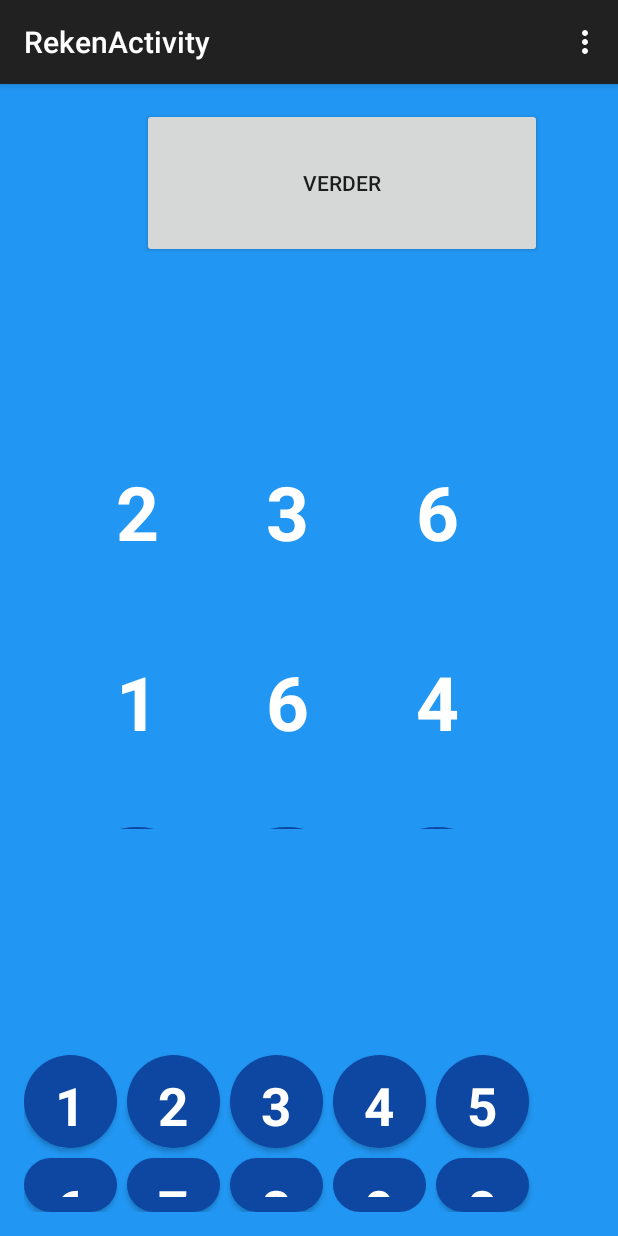
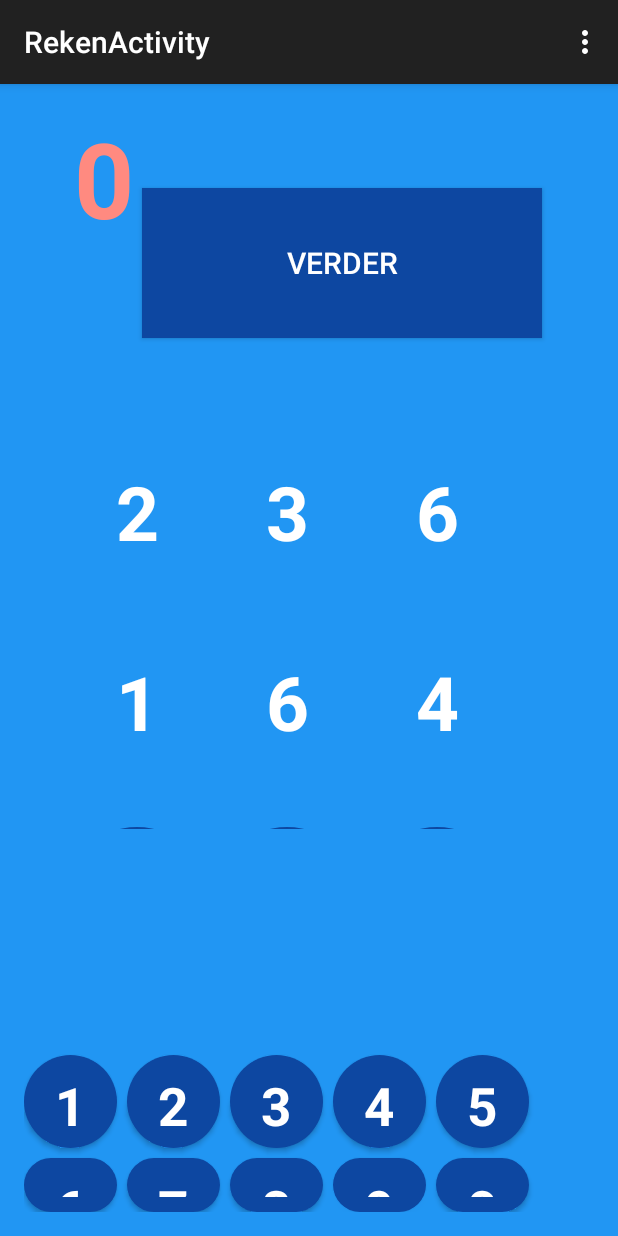
Before and after one commit to michielpauw/tutor-tool, an Android app: the screen it shows after launch (ProblemActivity), after a tap on "Optellen", on a phone screen of 412 x 824 dp. Run offline under Robolectric (Android 15) with nearby library versions, the phone set to English and light mode, and no system bars.

Commit message:
Some style improvements.

```diff
--- a/app/src/main/java/nl/mprog/rekenbijles/DrawView.java
+++ b/app/src/main/java/nl/mprog/rekenbijles/DrawView.java
@@ -2,7 +2,6 @@ package nl.mprog.rekenbijles;
 
 import android.content.Context;
 import android.graphics.Canvas;
-import android.graphics.Color;
 import android.graphics.Paint;
 import android.view.View;
 
@@ -18,6 +17,8 @@ public class DrawView extends View {
     private static int amount;
     private static int width;
     private static int xOriginal;
+    private static int xCurrentlySelected;
+    private static int yCurrentlySelected;
     private static int type;
     private static int widthView;
     private static int heightView;
@@ -48,13 +49,9 @@ public class DrawView extends View {
                 x = xOriginal + i * width;
                 canvas.drawCircle(x, y, radius, paint);
             }
-        }
-        else if (type == 1)
+        } else if (type == 1)
         {
             Paint paint = new Paint();
-
-
-
             for (int i = 0; i < amountBugs; i++)
             {
                 paint.setColor(getResources().getColor(R.color.accent));
@@ -72,7 +69,8 @@ public class DrawView extends View {
         }
     }
 
-    public void initializeRectangle(int widthView, int heightView, float[] ratio_in, int highlighted_in)
+    public void initializeRectangle(int widthView, int heightView, float[] ratio_in,
+                                    int highlighted_in)
     {
         amountBugs = ratio_in.length;
         ratio = ratio_in;
@@ -104,6 +102,16 @@ public class DrawView extends View {
         xOriginal = xIn;
     }
 
+    public void setXCurrentlySelected(int xIn)
+    {
+        xCurrentlySelected = xIn;
+    }
+
+    public void setYCurrentlySelected(int yIn)
+    {
+        yCurrentlySelected = yIn;
+    }
+
     public void setY(int yIn)
     {
         y = yIn;
--- a/app/src/main/java/nl/mprog/rekenbijles/FindBugs.java
+++ b/app/src/main/java/nl/mprog/rekenbijles/FindBugs.java
@@ -5,7 +5,6 @@ package nl.mprog.rekenbijles;
  */
 
 import java.util.ArrayList;
-import java.util.Arrays;
 
 public class FindBugs {
 
@@ -56,7 +55,6 @@ public class FindBugs {
     }
 
     /**
-     *
      * @return a boolean that tells whether the answer was correct or not. If the answer is correct
      * there will be no analysis.
      */
@@ -92,6 +90,7 @@ public class FindBugs {
 
     /**
      * Handles a buggy configuration by removing gates from stillToCheck array.
+     *
      * @param buggy if true the answer can be explained by the current bug configuration.
      * @return whether analysis should be continued.
      */
@@ -120,7 +119,6 @@ public class FindBugs {
     }
 
     /**
-     *
      * @return a boolean array which will have an entry true if a gate needs to be tested as
      * buggy.
      */
--- a/app/src/main/java/nl/mprog/rekenbijles/ProblemActivity.java
+++ b/app/src/main/java/nl/mprog/rekenbijles/ProblemActivity.java
@@ -19,9 +19,9 @@ import android.widget.Spinner;
 import android.widget.TextView;
 
 import java.util.ArrayList;
-import java.util.Arrays;
 
-public class ProblemActivity extends ActionBarActivity implements View.OnClickListener, AdapterView.OnItemClickListener, AdapterView.OnItemLongClickListener{
+public class ProblemActivity extends ActionBarActivity implements View.OnClickListener,
+        AdapterView.OnItemClickListener, AdapterView.OnItemLongClickListener {
 
     Spinner spinner;
     Button numberButton;
@@ -42,6 +42,9 @@ public class ProblemActivity extends ActionBarActivity implements View.OnClickLi
     ArrayList<Integer> occurrences;
     int highlighted;
     int moreInfo;
+    int amountOfSpecificBug;
+    int[] occurrencesSorted;
+    TextView currentlySelected;
 
     @Override
     protected void onCreate(Bundle savedInstanceState)
@@ -101,6 +104,7 @@ public class ProblemActivity extends ActionBarActivity implements View.OnClickLi
         {
             // click on a number button
             numberClicked = clicked;
+            currentlySelected.setText(Integer.toString(clicked));
         } else if (clicked < 30)
         {
             // click on an answer view
@@ -114,7 +118,7 @@ public class ProblemActivity extends ActionBarActivity implements View.OnClickLi
         {
             // click on 'verder' button (get a new problem)
             analyze.enterAnswer(currentAnswer, currentProblem);
-            currentProblem ++;
+            currentProblem++;
             RelativeLayout currentLayout = (RelativeLayout) this.findViewById(R.id.root_layout);
             currentLayout.removeAllViews();
             createInterface();
@@ -127,6 +131,7 @@ public class ProblemActivity extends ActionBarActivity implements View.OnClickLi
             bugs = analyze.getSortedBugs();
             bugsString = analyze.getBugsString(bugs);
             occurrences = analyze.getOccurrences();
+            occurrencesSorted = analyze.getOccurrencesSorted();
             createHypothesisInterface();
             int i = 0;
         }
@@ -138,6 +143,7 @@ public class ProblemActivity extends ActionBarActivity implements View.OnClickLi
 //        blockAmount = Tools.blockAmount(problems[currentProblem][0],
 //                problems[currentProblem][1], manipulation);
         interfaceCreator.createProblemLayout();
+
         for (int i = 0; i < 10; i++)
         {
             numberButton = interfaceCreator.addNumberButton(i);
@@ -145,7 +151,7 @@ public class ProblemActivity extends ActionBarActivity implements View.OnClickLi
             numberButton.setOnClickListener(this);
         }
         int widthScr = interfaceCreator.getDisplayWidth();
-        continueButton = interfaceCreator.createButton("Verder", widthScr - 500, 0, 400, 150);
+        continueButton = interfaceCreator.createButton("Verder", widthScr - 500, 80, 400, 150);
         continueButton.setTag(30);
         continueButton.setOnClickListener(this);
         interfaceCreator.createTextView(blockAmount, problems[currentProblem][0],
@@ -153,6 +159,8 @@ public class ProblemActivity extends ActionBarActivity implements View.OnClickLi
 
         currentAnswer = new int[blockAmount];
         interfaceCreator.addAnswerCircles(blockAmount);
+        currentlySelected = interfaceCreator.addCurrentlySelected();
+        currentlySelected.setText(Integer.toString(numberClicked));
         for (int i = 0; i < blockAmount; i++)
         {
             answerView = interfaceCreator.createAnswerView(blockAmount, i);
@@ -162,13 +170,17 @@ public class ProblemActivity extends ActionBarActivity implements View.OnClickLi
         }
     }
 
+    /**
+     * Creates the entire interface that will be shown after all answers are provided.
+     */
     public void createHypothesisInterface()
     {
         RelativeLayout currentLayout = (RelativeLayout) this.findViewById(R.id.root_layout);
         currentLayout.removeAllViews();
 
-        interfaceCreator.addHistogramView();
+        interfaceCreator.addHistogramLayout();
         interfaceCreator.addHistogram(ratio, highlighted);
+        interfaceCreator.addAmountBug(amountOfSpecificBug);
         interfaceCreator.addBugLayout();
 
         ArrayAdapter<String> adapter = new ArrayAdapter<String>(this, R.layout.bug_list_item,
@@ -178,13 +190,17 @@ public class ProblemActivity extends ActionBarActivity implements View.OnClickLi
         adapterView.setOnItemLongClickListener(this);
     }
 
+    // highlight a bar in the histogram after its corresponding bug was clicked
     @Override
     public void onItemClick(AdapterView<?> adapterView, View view, int i, long l)
     {
         highlighted = i;
+        amountOfSpecificBug = occurrencesSorted[i];
         createHypothesisInterface();
     }
 
+    // after a bug was clicked and held, a new view will be generated which provides more info
+    // about the bug
     @Override
     public boolean onItemLongClick(AdapterView<?> adapterView, View view, int i, long l)
     {
@@ -193,6 +209,7 @@ public class ProblemActivity extends ActionBarActivity implements View.OnClickLi
         return false;
     }
 
+    // the interface which will provide more info about a specific bug (still to be implemented)
     public void createMoreInfoInterface()
     {
         RelativeLayout currentLayout = (RelativeLayout) this.findViewById(R.id.root_layout);
--- a/app/src/main/java/nl/mprog/rekenbijles/UICreator.java
+++ b/app/src/main/java/nl/mprog/rekenbijles/UICreator.java
@@ -153,6 +153,9 @@ public class UICreator {
         }
     }
 
+    /**
+     * Creates a +-/* sign, depending on which manipulation the user chooses to do.
+     */
     public void createManipulationView(int width, int height, int amount, int manipulation)
     {
         // the separator is just a +-x/ sign, to let the user know which manipulation to use
@@ -166,7 +169,7 @@ public class UICreator {
         problemLayout.addView(separator, paramsTextSep);
     }
 
-    // the AnswerView is a transparent TextView which can be updates by clicking on it
+    // the AnswerView is a transparent TextView which can be updated by clicking on it
     public TextView createAnswerView(int amount, int position)
     {
         TextView answerView = new TextView(activity);
@@ -196,6 +199,27 @@ public class UICreator {
         circularButton.setY(position_ver_first + 2 * textViewHeight + radius + 30);
         circularButton.setRadius(radius);
         problemLayout.addView(circularButton);
+    }
+
+    /**
+     * Adds a TextView which shows which number is currently selected.
+     *
+     * @return a TextView which will change if a number is clicked
+     */
+    public TextView addCurrentlySelected()
+    {
+        TextView currentlySelected = new TextView(activity);
+        RelativeLayout.LayoutParams currentlySelectedParams = new RelativeLayout.LayoutParams
+                (textViewWidth, textViewHeight + 100);
+        currentlySelectedParams.leftMargin = 50;
+        currentlySelectedParams.topMargin = 0;
+        currentlySelected.setTag("currentlySelected");
+        currentlySelected.setText("0");
+        currentlySelected.setTextSize(70);
+        currentlySelected.setTypeface(null, Typeface.BOLD);
+        currentlySelected.setTextColor(activity.getResources().getColor(R.color.accent));
+        root.addView(currentlySelected, currentlySelectedParams);
+        return currentlySelected;
     }
 
     // adds the main control buttons, ten digits which can be clicked
@@ -246,11 +270,18 @@ public class UICreator {
         //set the properties for button
         Button button = new Button(activity);
         button.setText(string);
+        button.setTextColor(activity.getResources().getColor(R.color.white));
+        button.setTextSize(20);
+        button.setBackgroundColor(activity.getResources().getColor(R.color.primary2));
         root.addView(button, paramsButton);
+
         return button;
     }
 
-    public void addHistogramView()
+    /**
+     * Create a layout to which we add a histogram.
+     */
+    public void addHistogramLayout()
     {
         heightHistogramView = heightScr / 3;
         widthHistogramView = widthScr - 70;
@@ -269,12 +300,20 @@ public class UICreator {
         highlighted = highlighted_in;
         DrawView histogramBars = new DrawView(activity);
         histogramBars.setType(1);
-        histogramBars.initializeRectangle(widthHistogramView, heightHistogramView + 20, ratio, highlighted);
+        histogramBars.initializeRectangle(widthHistogramView, heightHistogramView + 20, ratio,
+                highlighted);
         int barWidth = histogramBars.getRectangleWidth();
         createHistogramLegend(barWidth, ratio);
         histogramLayout.addView(histogramBars);
     }
 
+
+    /**
+     * Create the numbers below the bars, so the user knows which bug they correspond with.
+     *
+     * @param barWidth the distance between each number
+     * @param ratio    the relative height of each bar
+     */
     public void createHistogramLegend(int barWidth, float[] ratio)
     {
 
@@ -286,7 +325,7 @@ public class UICreator {
             RelativeLayout.LayoutParams paramsText = new RelativeLayout.LayoutParams(barWidth, 80);
             paramsText.topMargin = y;
             paramsText.leftMargin = 25 + barWidth * i;
-            number.setTextSize(15);
+            number.setTextSize(10);
             number.setText(Integer.toString(i + 1));
             number.setTextColor(activity.getResources().getColor(R.color.white));
             number.setGravity(Gravity.CENTER);
@@ -294,6 +333,9 @@ public class UICreator {
         }
     }
 
+    /**
+     * create a layout to add a ListView to, where the bugs will be shown.
+     */
     public void addBugLayout()
     {
         bugLayout = new RelativeLayout(activity);
@@ -308,6 +350,12 @@ public class UICreator {
         root.addView(bugLayout, problemParams);
     }
 
+    /**
+     * Creates a list of all the bugs that occurred.
+     *
+     * @param adapter the adapter containing all the Strings, describing all the bugs
+     * @return a ListView to which the activity can add an onItemClickListener
+     */
     public AdapterView addListView(ArrayAdapter<String> adapter)
     {
         ListView bugList = new ListView(activity);
@@ -319,4 +367,22 @@ public class UICreator {
         bugLayout.addView(bugList, problemParams);
         return bugList;
     }
+
+    /**
+     * Shows in the histogram how many times a specific bug occurred.
+     *
+     * @param amount is the amount a bug at index i occurred
+     */
+    public void addAmountBug(int amount)
+    {
+        TextView bugAmountView = new TextView(activity);
+        RelativeLayout.LayoutParams bugAmountParams = new RelativeLayout.LayoutParams
+                (widthBugLayout, heightBugLayout);
+        bugAmountParams.leftMargin = (widthHistogramView / 5) * 3;
+        bugAmountParams.topMargin = 30;
+        bugAmountView.setText("Amount: " + Integer.toString(amount));
+        bugAmountView.setTextSize(15);
+        bugAmountView.setTextColor(activity.getResources().getColor(R.color.white));
+        histogramLayout.addView(bugAmountView, bugAmountParams);
+    }
 }
```
Also changed, not shown: app/src/main/java/nl/mprog/rekenbijles/AnalyzeAnswers.java (+54 -10 lines), app/src/main/java/nl/mprog/rekenbijles/IterationGates.java (+11 -22 lines), 7 other files.
